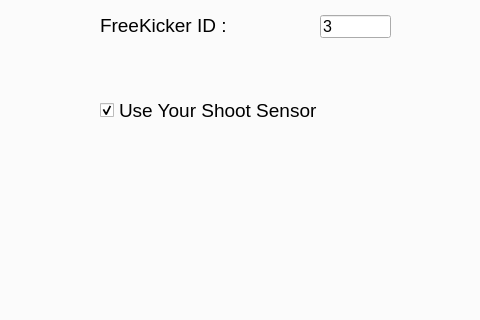
Qt form src/ui/mainwindow.ui (kn2cssl/kn2cPrograms) before a commit; both pictures show x 275 to 755 and y 318 to 638 of the 1003 by 791 pixel window.
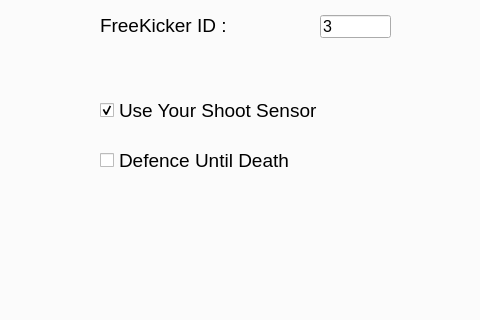
The same form after that commit. The open tabs and pages were chosen to show the change. Icons and pictures are not drawn.

Commit message: Ui for defence mode

```diff
--- a/src/ui/mainwindow.ui
+++ b/src/ui/mainwindow.ui
@@ -1308,6 +1308,24 @@
            <bool>true</bool>
           </property>
          </widget>
+         <widget class="QCheckBox" name="defenceMode_chbox">
+          <property name="geometry">
+           <rect>
+            <x>360</x>
+            <y>380</y>
+            <width>281</width>
+            <height>71</height>
+           </rect>
+          </property>
+          <property name="font">
+           <font>
+            <pointsize>14</pointsize>
+           </font>
+          </property>
+          <property name="text">
+           <string>Defence Until Death</string>
+          </property>
+         </widget>
         </widget>
        </widget>
       </widget>
```
The commit also changes 3 other files.
